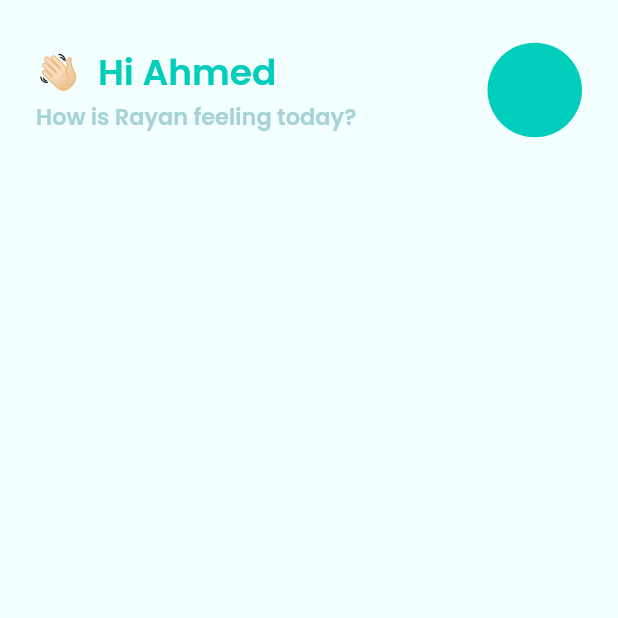
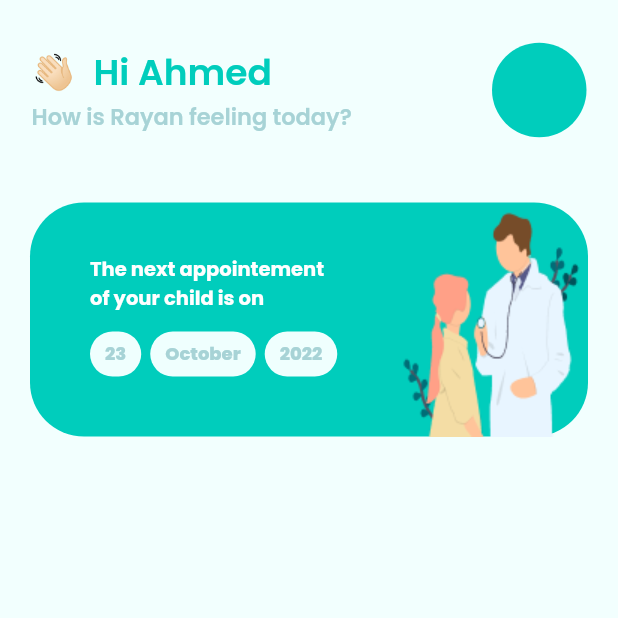
Before and after one commit to Youssef434/kican_mobile_app, a Flutter app: the screen it shows after launch, on a phone screen of 412 x 824 dp, the top half of it. Run offline on Flutter 3.47's test engine with Material 2 defaults, Android fonts, the phone set to English and light mode, and no system bars; our stand-ins replace google_fonts.

Commit message:
created the next appointement component.

```diff
--- a/lib/components/home_page/next_appointement.dart
+++ b/lib/components/home_page/next_appointement.dart
@@ -1,5 +1,6 @@
 import 'package:flutter/material.dart';
 import 'package:google_fonts/google_fonts.dart';
+import 'package:kican_mobile_app/shared/custom_date_displayer.dart';
 
 class NextAppointement extends StatelessWidget {
   const NextAppointement({Key? key}) : super(key: key);
@@ -7,7 +8,44 @@ class NextAppointement extends StatelessWidget {
   @override
   Widget build(BuildContext context) {
     return Container(
-
-    );
+        decoration: BoxDecoration(
+          borderRadius: BorderRadius.circular(36),
+          color: const Color.fromRGBO(0, 205, 188, 1),
+        ),
+        child: Stack(
+          children: [
+            Container(
+              padding: const EdgeInsets.only(left: 40, top: 35, bottom: 40),
+              child: Column(
+                crossAxisAlignment: CrossAxisAlignment.start,
+                children: [
+                  Container(
+                    width: 171,
+                    child: Text(
+                      'The next appointement of your child is on',
+                      style: GoogleFonts.poppins(
+                        fontSize: 13,
+                        fontWeight: FontWeight.w700,
+                        color: Colors.white,
+                      ),
+                    ),
+                  ),
+                  const SizedBox(
+                    height: 13,
+                  ),
+                  CustomDateDisplayer(day: 23, month: 'October', year: 2022),
+                ],
+              ),
+            ),
+            Positioned(
+              child: Image.asset(
+                'images/doctor.png',
+                // height: 10,
+              ),
+              right: -10,
+              bottom: 0,
+            ),
+          ],
+        ));
   }
 }
--- a/lib/screens/home_page.dart
+++ b/lib/screens/home_page.dart
@@ -14,7 +14,7 @@ class HomePage extends StatelessWidget {
         elevation: 0,
         centerTitle: true,
         title: Container(
-          margin: const EdgeInsets.symmetric(horizontal: 8, ),
+          margin: const EdgeInsets.symmetric(horizontal: 5, ),
           child: Row(
             mainAxisAlignment: MainAxisAlignment.spaceBetween,
             children: [
@@ -46,7 +46,7 @@ class HomePage extends StatelessWidget {
         ),
       ),
       body: Container(
-        margin: const EdgeInsets.symmetric(horizontal: 25, vertical: 15),
+        margin: const EdgeInsets.symmetric(horizontal: 20, vertical: 15),
         child: Column(
           crossAxisAlignment: CrossAxisAlignment.center,
           children : [NextAppointement()],
--- /dev/null
+++ b/lib/shared/custom_date_displayer.dart
@@ -0,0 +1,47 @@
+import 'package:flutter/material.dart';
+import 'package:google_fonts/google_fonts.dart';
+
+class CustomDateDisplayer extends StatelessWidget {
+  int day;
+  String month;
+  int year;
+
+  CustomDateDisplayer(
+      {required this.day, required this.month, required this.year});
+
+  @override
+  Widget build(BuildContext context) {
+    return Row(
+      children: [
+        _AppointementDateElement(value: day),
+        SizedBox(width: 6,),
+        _AppointementDateElement(value: month),
+        SizedBox(width: 6,),
+        _AppointementDateElement(value: year),
+      ],
+    );
+  }
+}
+
+class _AppointementDateElement extends StatelessWidget {
+  Object value;
+
+  _AppointementDateElement({required this.value});
+
+  @override
+  Widget build(BuildContext context) {
+    return Container(
+      padding: const EdgeInsets.symmetric(horizontal: 10, vertical: 6,),
+      decoration: BoxDecoration(
+        color: const Color.fromRGBO(239, 255, 254, 1),
+        borderRadius: BorderRadius.circular(50),
+      ),
+      child: Text(value.toString(), style: GoogleFonts.poppins(
+        color: const Color.fromRGBO(167, 211, 214, 1),
+        fontSize: 12,
+        fontWeight: FontWeight.w800,
+      ),),
+
+    );
+  }
+}
```
Also changed, not shown: images/doctor.png (added).
